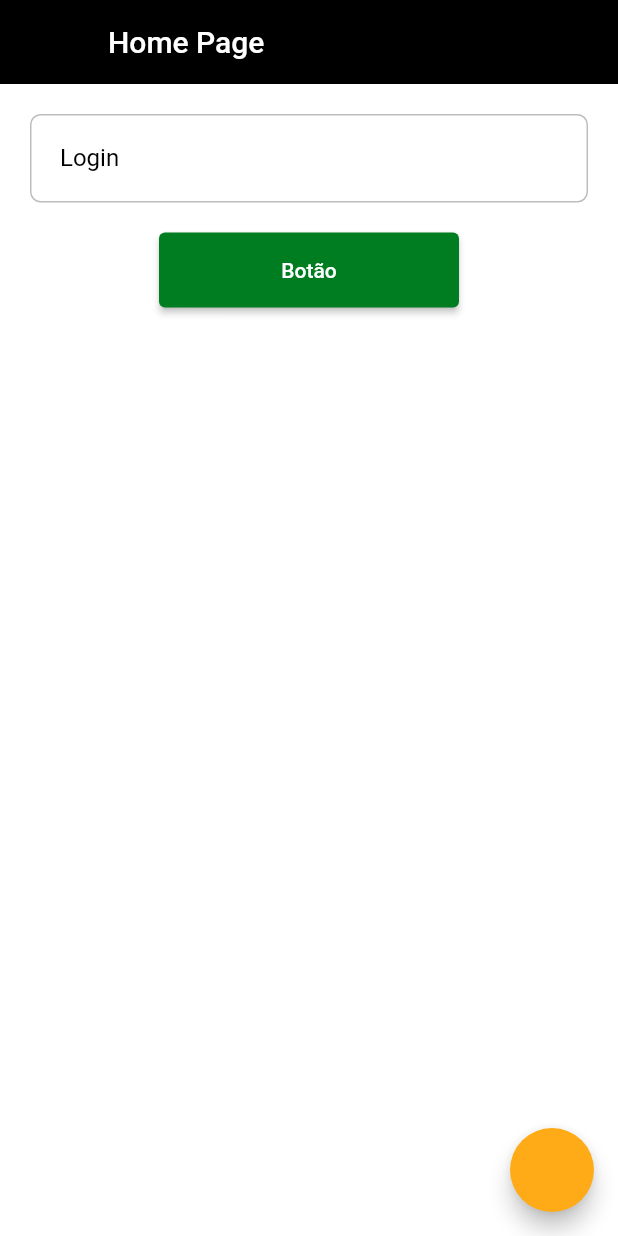
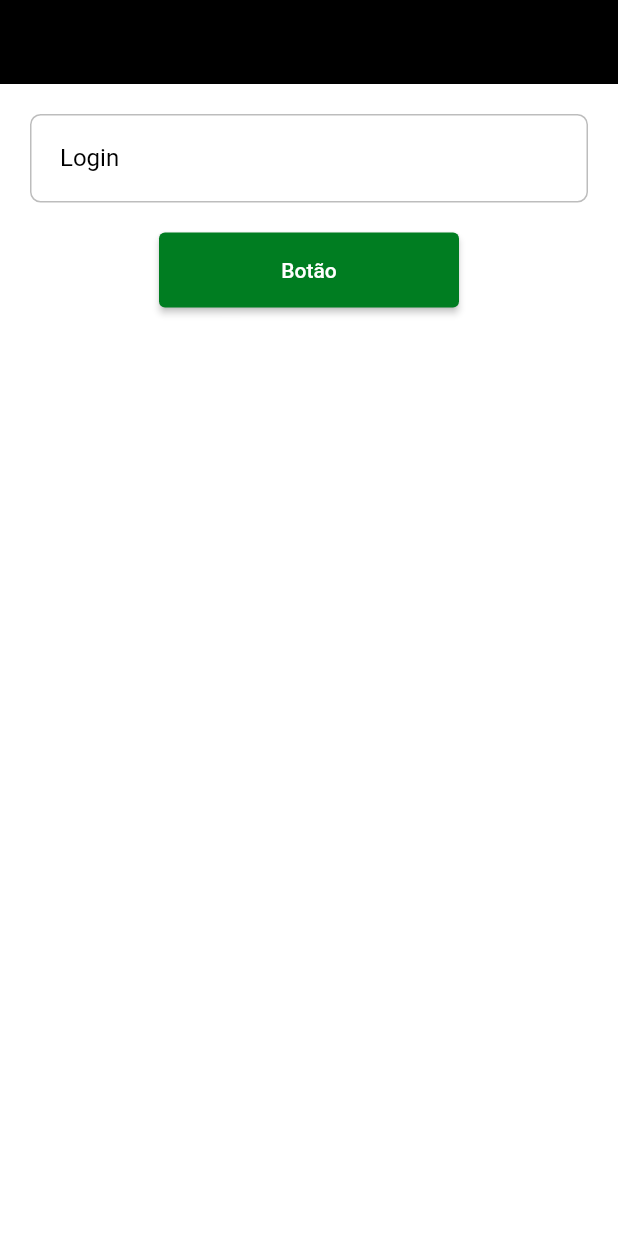
Before and after one commit to ldantascruz/delivery_backoffice, a Flutter app: the HomePage screen opened by its route, on a phone screen of 412 x 824 dp. Run offline on Flutter 3.47's test engine with Material 2 defaults, Android fonts, the phone set to English and light mode, and no system bars; our stand-ins replace awesome_snackbar_content, dio, flutter_modular, loading_animation_widget, mobx; missing offline and left inert: dart:html, validatorless; generated files the repository leaves out were written again; Roboto replaces fonts that are missing (mplus1).

Commit message:
Inicio do base_layout

```diff
--- a/lib/src/modules/home/home_page.dart
+++ b/lib/src/modules/home/home_page.dart
@@ -2,6 +2,7 @@ import 'package:flutter/material.dart';
 
 import '../../core/ui/helpers/loader.dart';
 import '../../core/ui/helpers/messages.dart';
+import '../template/base_layout.dart';
 
 class HomePage extends StatefulWidget {
   const HomePage({super.key});
@@ -10,22 +11,11 @@ class HomePage extends StatefulWidget {
   State<HomePage> createState() => _HomePageState();
 }
 
+
 class _HomePageState extends State<HomePage> with Loader, Messages {
   @override
   Widget build(BuildContext context) {
-    return Scaffold(
-      appBar: AppBar(
-        title: const Text('Home Page'),
-      ),
-      floatingActionButton: FloatingActionButton(
-        onPressed: () async {
-          showLoader();
-          await Future.delayed(const Duration(seconds: 2));
-          hideLoader();
-
-          showError('Erro de alguma coisa');
-        },
-      ),
+    return BaseLayout(
       body: Column(
         children: [
           Padding(
--- /dev/null
+++ b/lib/src/modules/template/base_layout.dart
@@ -0,0 +1,21 @@
+// ignore_for_file: public_member_api_docs, sort_constructors_first
+import 'package:flutter/material.dart';
+
+class BaseLayout extends StatelessWidget {
+  final Widget body;
+
+  const BaseLayout({
+    Key? key,
+    required this.body,
+  }) : super(key: key);
+
+  @override
+  Widget build(BuildContext context) {
+    return Scaffold(
+      appBar: AppBar(
+        title: const Text(''),
+      ),
+      body: body,
+    );
+  }
+}
--- a/pubspec.yaml
+++ b/pubspec.yaml
@@ -40,6 +40,7 @@ dependencies:
   loading_animation_widget: ^1.2.0+4
   awesome_snackbar_content: ^0.1.3
   dio: ^5.1.1
+  validatorless: ^1.2.3
 
 dev_dependencies:
   flutter_test:
```
Also changed, not shown: lib/src/modules/login/login_page.dart (+24 -2 lines), pubspec.lock.
